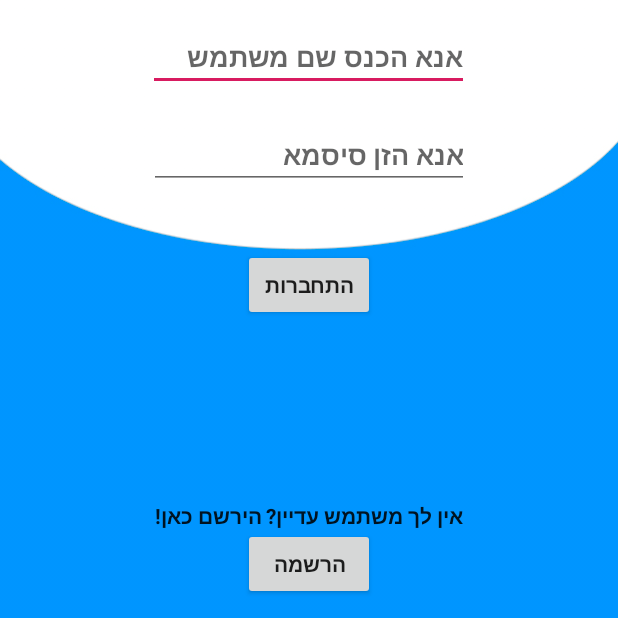
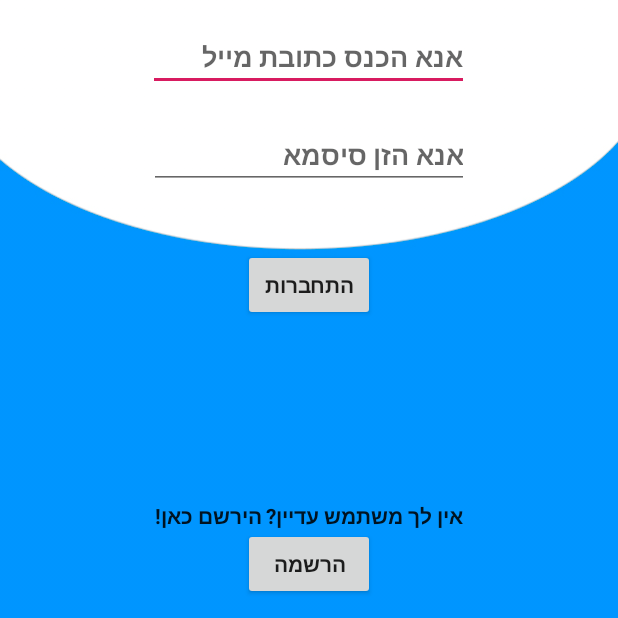
Before and after one commit to GiladGuralnik/GifMyNeeds, an Android app: the screen it shows after launch (MainActivity), after a tap on "התחברות", on a phone screen of 412 x 824 dp, the top half of it. Run offline under Robolectric (Android 15) with nearby library versions, the phone set to English and light mode, and no system bars.

Commit message:
connect login to database

```diff
--- a/app/src/main/java/com/gifmyneeds/activities/MainActivity.java
+++ b/app/src/main/java/com/gifmyneeds/activities/MainActivity.java
@@ -1,25 +1,25 @@
 package com.gifmyneeds.activities;
-
 
 import android.app.ProgressDialog;
 import android.content.Intent;
 import android.os.Bundle;
 import android.support.v7.app.AppCompatActivity;
-import android.text.TextUtils;
 import android.view.View;
 import android.widget.Button;
 import android.widget.EditText;
 import android.widget.Toast;
-
 import com.gifmyneeds.R;
-import com.gifmyneeds.activities.user.SelectCategoryForBoardActivity;
+import com.gifmyneeds.activities.menus.ChildListActivity;
+import com.gifmyneeds.activities.user.SignUpActivity;
+import com.gifmyneeds.database.UserDBApi;
+import com.gifmyneeds.models.User;
+import com.gifmyneeds.utilities.Validations;
 
 public class MainActivity extends AppCompatActivity implements View.OnClickListener {
 
-
-    private Button signinBtn;
-    private Button signupBtn;
-    private EditText userName;
+    private Button signInBtn;
+    private Button signUpBtn;
+    private EditText email;
     private EditText userPassword;
     private ProgressDialog progressDialog;
 
@@ -28,84 +28,64 @@ public class MainActivity extends AppCompatActivity implements View.OnClickListe
         super.onCreate(savedInstanceState);
         setContentView(R.layout.activity_main);
 
-        signinBtn = (Button) findViewById(R.id.signinBtn);
-        signupBtn = (Button) findViewById(R.id.signupBtn);
-        userName = (EditText) findViewById(R.id.userName);
+        signInBtn = (Button) findViewById(R.id.signInBtn);
+        signUpBtn = (Button) findViewById(R.id.signupBtn);
+        email = (EditText) findViewById(R.id.email);
         userPassword = (EditText) findViewById(R.id.userPassword);
         progressDialog = new ProgressDialog(this);
 
 
-        signinBtn.setOnClickListener(this);
-        signupBtn.setOnClickListener(this);
+        signInBtn.setOnClickListener(this);
+        signUpBtn.setOnClickListener(this);
 
     }
 
-
-    public final boolean isValidPassword(CharSequence target) {
-        if(TextUtils.isEmpty(target)){
-            Toast.makeText(this,R.string.enter_password, Toast.LENGTH_LONG).show();
-            return false;
-        }
-        if(target.length() < 8){
-            Toast.makeText(this,R.string.password_too_short , Toast.LENGTH_LONG).show();
-            return false;
-        }
-        return true;
-
-    }
-
-
-    public final boolean isValidEmail(CharSequence target) {
-        if(TextUtils.isEmpty(target)){
-            Toast.makeText(this,R.string.enter_email, Toast.LENGTH_LONG).show();
-            return false;
-        }
-        if(!android.util.Patterns.EMAIL_ADDRESS.matcher(target).matches()) {
-            Toast.makeText(this,R.string.email_not_valid, Toast.LENGTH_LONG).show();
-            return false;
-        };
-
-        return true;
-    }
-
-
-    private void userLogin( String email ,String password ){
-
-
-        //Checking if email and password are valid
-
-        if(!isValidPassword(password)) {
-            isValidEmail(email);
-            return ;
-        }
-
-        if(!isValidEmail(email)){
-            isValidPassword(password);
-            return ;
-        };
-
-
+    private void userLogin(String email ,String password){
         progressDialog.setMessage(getResources().getString(R.string.checking_user_details));
         progressDialog.show();
 
-        //TODO Search for user name and password in data base, Encrypt password with SHA
+        //Checking if email and password are valid
+        boolean valid = true;
 
+        if(!Validations.isPasswordValid(password)) {
+            valid = false;
+        }
 
+        if(!Validations.isEmailValid(email)){
+            valid = false;
+        }
 
+        if (!valid) {
+            Toast.makeText(this,R.string.email_not_valid, Toast.LENGTH_LONG).show();
+            progressDialog.dismiss();
+            return;
+        }
+
+        User loginUser = UserDBApi.getUserByEmail(this, email);
+        if (loginUser == null) {
+            Toast.makeText(this, getString(R.string.user_name_not_exist), Toast.LENGTH_LONG).show();
+            progressDialog.dismiss();
+            return;
+        }
+
+        //TODO Encrypt password with SHA
+
+        Intent intent = new Intent(MainActivity.this, ChildListActivity.class);
+        intent.putExtra("loginUser", loginUser);
+        startActivity(intent);
     }
 
     @Override
     public void onClick(View view){
-        if(view == signinBtn){
-            String email = userName.getText().toString().trim();
+        if(view == signInBtn){
+            String email = this.email.getText().toString().trim();
             String password = userPassword.getText().toString().trim();
             userLogin(email ,password);
         }
 
-        if(view == signupBtn )
+        if(view == signUpBtn)
         {
-            //TODO move to sign up activity
+            startActivity(new Intent(MainActivity.this, SignUpActivity.class));
         }
-
     }
 }
--- a/app/src/main/res/layout/activity_main.xml
+++ b/app/src/main/res/layout/activity_main.xml
@@ -10,13 +10,13 @@
 
 
     <EditText
-        android:id="@+id/userName"
+        android:id="@+id/email"
         android:layout_width="214dp"
         android:layout_height="wrap_content"
         android:ems="10"
-        android:hint="@string/enter_username"
+        android:hint="@string/enter_email_login"
         android:layout_gravity="center"
-        android:inputType="textPersonName"
+        android:inputType="textEmailAddress"
         android:textDirection="anyRtl"
         android:textStyle="bold"
         android:layout_marginTop="15dp"/>
@@ -35,7 +35,7 @@
         android:layout_marginTop="20dp"/>
 
     <Button
-        android:id="@+id/signinBtn"
+        android:id="@+id/signInBtn"
         android:layout_width="wrap_content"
         android:layout_height="wrap_content"
         android:text="@string/login"
--- a/app/src/main/res/values/strings.xml
+++ b/app/src/main/res/values/strings.xml
@@ -22,7 +22,7 @@
     <string name="enter_email">אנא הזן מייל</string>
     <string name="email_not_valid">המייל שהזנת לא חוקי</string>
     <string name="checking_user_details">בודק פרטי משתמש אנא המתן...</string>
-    <string name="enter_username">אנא הכנס שם משתמש</string>
+    <string name="enter_email_login">אנא הכנס כתובת מייל</string>
     <string name="login">התחברות</string>
     <string name="signup">הרשמה</string>
     <string name="sign_up_here">אין לך משתמש עדיין? הירשם כאן!</string>
@@ -35,6 +35,7 @@
     <string name="no_selected_child">לא נבחר ילד</string>
     <string name="edit_child_board">ערוך לוח פרטי</string>
     <string name="personal_board">הצג לוח פרטי</string>
+    <string name="user_name_not_exist">המשתמש אינו קיים</string>
     <string-array name="genderList">
         <item>זכר</item>
         <item>נקבה</item>
```
